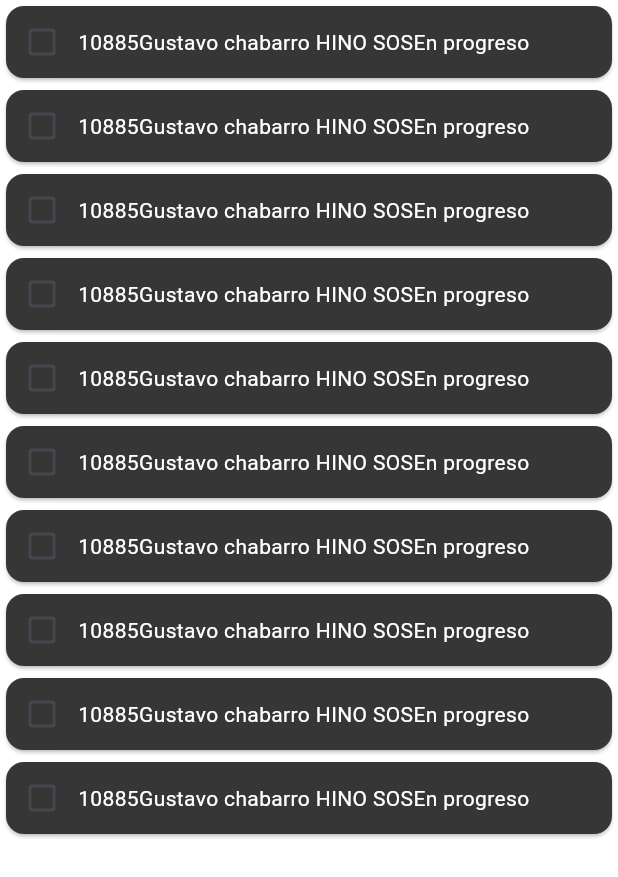
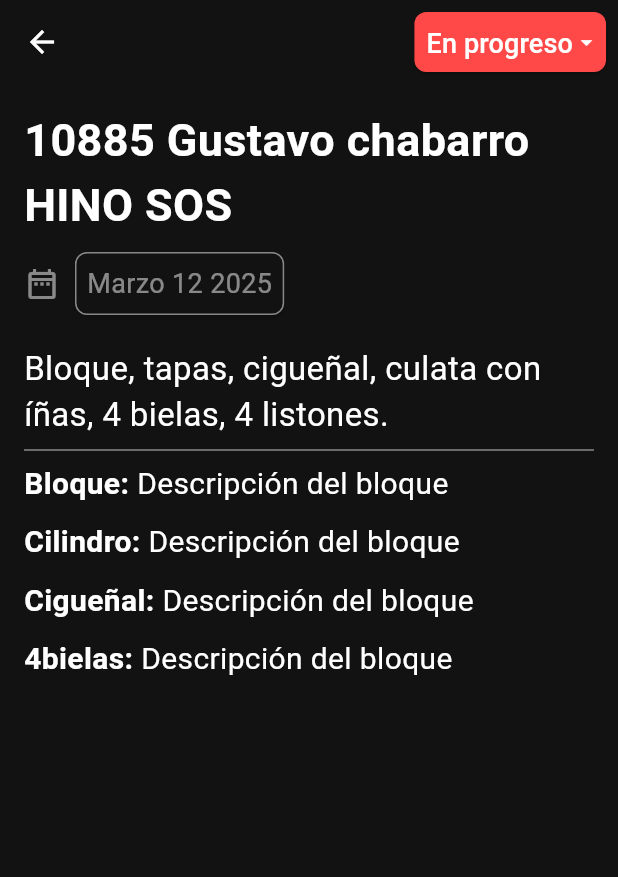
Before and after one commit to ZapRender/NascarApp, a Flutter app: the screen it shows after launch, on a phone screen of 412 x 824 dp. Shown: the top 877 px of the screen. Run offline on Flutter 3.47's test engine with Material 3 defaults, Android fonts, the light colour scheme and no system bars; our stand-ins replace get.

Commit message:
Feature: Add description screen

```diff
--- a/lib/core/theme/app_colors.dart
+++ b/lib/core/theme/app_colors.dart
@@ -12,7 +12,9 @@
   static const darkBackground = Color(0xFF121212);
   static const darksurface = Color(0xFF1E1E1E);
   static const darkCard = Color(0xFF363636);
+  static const darkCard2 =Color(0xFF222222);
   static const buttonColor = Color(0xFF8687E7);
+  static const colorBlue = Color(0xFF0D47A1);
 
   static const error = Color(0xFFFF4949);
 }
--- a/lib/main.dart
+++ b/lib/main.dart
@@ -17,7 +17,7 @@
       title: 'Nascar App',
       debugShowCheckedModeBanner: false,
       themeMode: ThemeMode.dark,
-      initialRoute: AppRoutes.home,
+      initialRoute: AppRoutes.description,
       theme: ThemeData(
         colorScheme: ColorScheme.fromSeed(seedColor: Colors.deepPurple),
       ),
--- /dev/null
+++ b/lib/presentation/views/descriptionScreen/description_screen.dart
@@ -0,0 +1,160 @@
+import 'package:flutter/material.dart';
+import 'package:nascar_app/core/theme/app_colors.dart';
+
+class DescriptionScreen extends StatelessWidget {
+  const DescriptionScreen({super.key});
+
+  @override
+  Widget build(BuildContext context) {
+    return Scaffold(
+      backgroundColor: AppColors.darkBackground,
+      appBar: AppBar(
+        backgroundColor: AppColors.darkBackground,
+        leading: Icon(Icons.arrow_back, color: AppColors.primaryTextDark),
+        actions: [
+          Padding(
+            padding: const EdgeInsets.all(8.0),
+            child: ElevatedButton(
+
+              onPressed: () {},
+              style: ButtonStyle(
+                backgroundColor: WidgetStateProperty.all(AppColors.error),
+                shape: WidgetStateProperty.all(
+                  RoundedRectangleBorder(
+                    borderRadius: BorderRadius.circular(8.0),
+                  ),
+                ),
+                padding: WidgetStateProperty.all(
+                  EdgeInsets.only(top: 8.0, bottom: 8.0, left: 8.0, right: 4.0),
+                ),
+              ),
+              child: Row(
+                children: [
+                  Text(
+                    'En progreso',
+                    style: TextStyle(
+                      fontSize: 18.0,
+                      color: AppColors.primaryTextDark,
+                    ),
+                  ),
+                  Icon(Icons.arrow_drop_down, color: AppColors.primaryTextDark),
+                ],
+              ),
+            ),
+          ),
+        ],
+      ),
+      body: Padding(
+        padding: const EdgeInsets.all(16.0),
+        child: Column(
+          crossAxisAlignment: CrossAxisAlignment.start,
+          children: [
+            Text(
+              '10885 Gustavo chabarro HINO SOS',
+              style: TextStyle(
+                color: AppColors.primaryTextDark,
+                fontSize: 30.0,
+                fontWeight: FontWeight.w600,
+              ),
+            ),
+            SizedBox(height: 10),
+            Row(
+              children: [
+                Icon(
+                  Icons.date_range_outlined,
+                  color: AppColors.primaryTextDark.withValues(alpha: 0.5),
+                ),
+
+                Card(
+                  color: AppColors.darkBackground,
+                  margin: EdgeInsets.symmetric(horizontal: 10.0),
+                  shape: RoundedRectangleBorder(
+                    borderRadius: BorderRadius.circular(8.0),
+                    side: BorderSide(color: AppColors.primaryTextDark.withValues(alpha: 0.5)),
+                  ),
+                  child: Padding(
+                    padding: const EdgeInsets.all(8.0),
+                    child: Text(
+                      'Marzo 12 2025',
+                      style: TextStyle(
+                        color: AppColors.primaryTextDark.withValues(alpha: 0.5),
+                        fontSize: 18.0,
+                      ),
+                    ),
+                  ),
+                ),
+              ],
+            ),
+            SizedBox(height: 20),
+
+            Text(
+              'Bloque, tapas, cigueñal, culata con íñas, 4 bielas, 4 listones.',
+              style: TextStyle(color: AppColors.primaryTextDark,
+                        fontSize: 22.0, fontWeight: FontWeight.w400,),
+            ),
+            Divider(color: AppColors.primaryTextDark.withValues(alpha: 0.5)),
+            Row(
+              children: [
+                Text(
+                  'Bloque: ',
+                  style: TextStyle(color: AppColors.primaryTextDark,
+                            fontSize: 20.0,
+                            fontWeight: FontWeight.w600,),
+                ),Text(
+                  'Descripción del bloque',
+                  style: TextStyle(color: AppColors.primaryTextDark,
+                            fontSize: 20.0,),
+                ),
+              ],
+            ),
+            SizedBox(height: 10),
+            Row(
+              children: [
+                Text(
+                  'Cilindro: ',
+                  style: TextStyle(color: AppColors.primaryTextDark,
+                            fontSize: 20.0,
+                            fontWeight: FontWeight.w600,),
+                ),Text(
+                  'Descripción del bloque',
+                  style: TextStyle(color: AppColors.primaryTextDark,
+                            fontSize: 20.0,),
+                ),
+              ],
+            ),
+            SizedBox(height: 10),
+            Row(
+              children: [
+                Text(
+                  'Cigueñal: ',
+                  style: TextStyle(color: AppColors.primaryTextDark,
+                            fontSize: 20.0,
+                            fontWeight: FontWeight.w600,),
+                ),Text(
+                  'Descripción del bloque',
+                  style: TextStyle(color: AppColors.primaryTextDark,
+                            fontSize: 20.0,),
+                ),
+              ],
+            ),
+            SizedBox(height: 10),
+            Row(
+              children: [
+                Text(
+                  '4bielas: ',
+                  style: TextStyle(color: AppColors.primaryTextDark,
+                            fontSize: 20.0,
+                            fontWeight: FontWeight.w600,),
+                ),Text(
+                  'Descripción del bloque',
+                  style: TextStyle(color: AppColors.primaryTextDark,
+                            fontSize: 20.0,),
+                ),
+              ],
+            ),
+          ],
+        ),
+      ),
+    );
+  }
+}
--- a/lib/routes/app_pages.dart
+++ b/lib/routes/app_pages.dart
@@ -1,9 +1,11 @@
 import 'package:get/get_navigation/get_navigation.dart';
+import 'package:nascar_app/presentation/views/descriptionScreen/description_screen.dart';
 import 'package:nascar_app/presentation/views/home_screen.dart';
 import 'package:nascar_app/routes/app_routes.dart';
 
 class AppPages {
   static final routes = [
     GetPage(name: AppRoutes.home, page: () => HomeScreen()),
+    GetPage(name: AppRoutes.description, page: () => DescriptionScreen()),
   ];
 }
--- a/lib/routes/app_routes.dart
+++ b/lib/routes/app_routes.dart
@@ -1,3 +1,4 @@
 class AppRoutes {
   static const home = '/';
+  static const description = '/description';
 }
```
Also changed, not shown: lib/presentation/views/home_screen.dart (+98 -15 lines), 1 other file.
